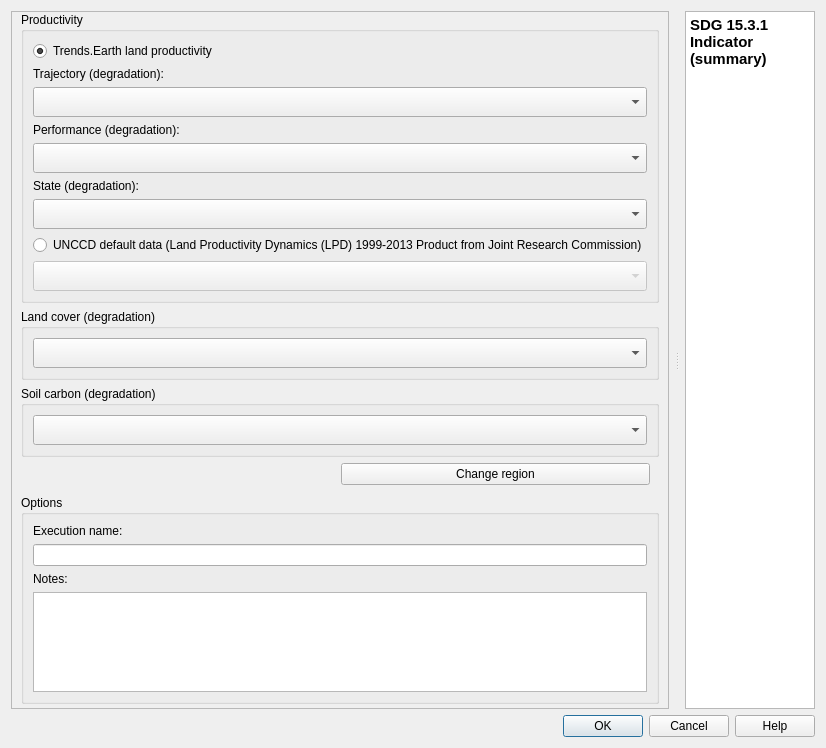
The window that LDMP/gui/DlgCalculateLDNSummaryTableAdmin.ui (ConservationInternational/trends.earth) describes before a commit, drawn with Qt 5.
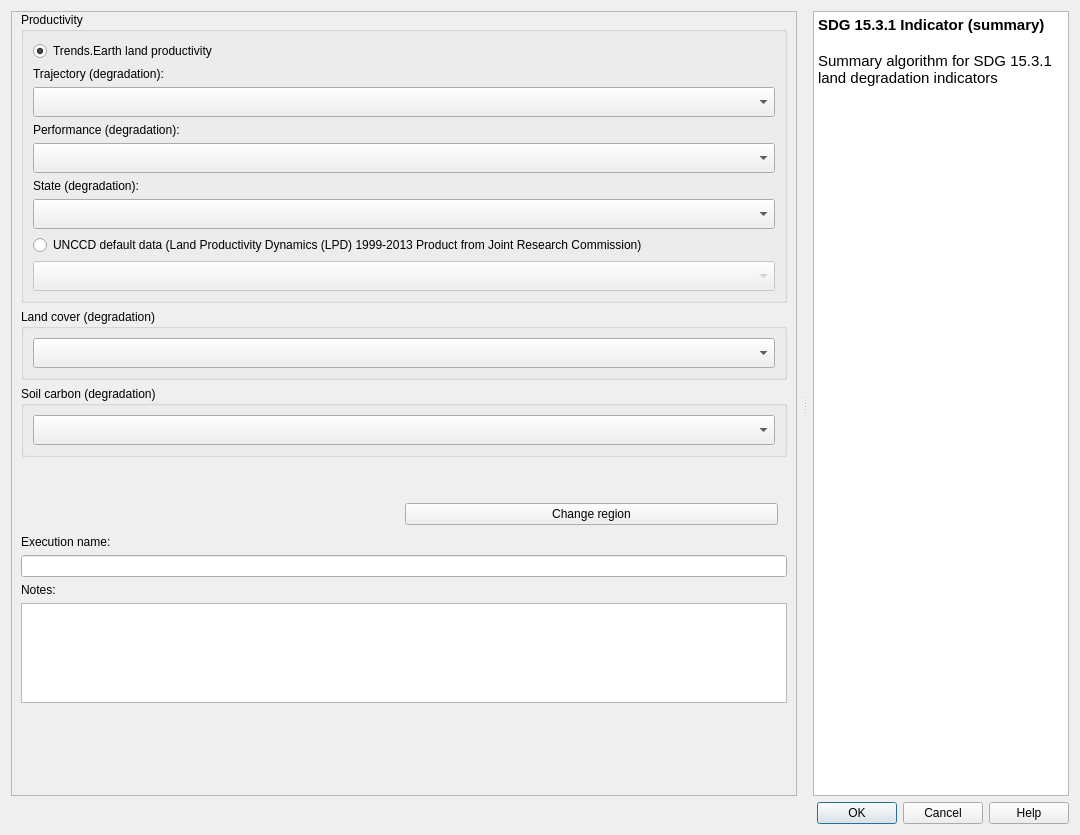
The same window after the commit. Custom widgets are drawn as their Qt base class.

Commit message: using only one group box on all algorithms execution dialogs

```diff
--- a/LDMP/gui/DlgCalculateLDNSummaryTableAdmin.ui
+++ b/LDMP/gui/DlgCalculateLDNSummaryTableAdmin.ui
@@ -6,8 +6,8 @@
    <rect>
     <x>0</x>
     <y>0</y>
-    <width>826</width>
-    <height>658</height>
+    <width>1080</width>
+    <height>835</height>
    </rect>
   </property>
   <property name="sizePolicy">
@@ -421,15 +421,6 @@
         </layout>
        </item>
        <item>
-        <widget class="QgsCollapsibleGroupBox" name="options_group">
-         <property name="title">
-          <string>Options</string>
-         </property>
-         <property name="collapsed">
-          <bool>true</bool>
-         </property>
-         <layout class="QVBoxLayout" name="verticalLayout_2">
-          <item>
            <widget class="QLabel" name="execution_name_la">
             <property name="text">
              <string>Execution name:</string>
@@ -468,9 +459,6 @@
             </property>
            </widget>
           </item>
-         </layout>
-        </widget>
-       </item>
        <item>
         <spacer name="verticalSpacer_2">
          <property name="orientation">
@@ -503,7 +491,7 @@
 &lt;/style&gt;&lt;/head&gt;&lt;body style=&quot; font-family:'Ubuntu'; font-size:11pt; font-weight:400; font-style:normal;&quot;&gt;
 &lt;p style=&quot; margin-top:0px; margin-bottom:0px; margin-left:0px; margin-right:0px; -qt-block-indent:0; text-indent:0px;&quot;&gt;&lt;span style=&quot; font-weight:600;&quot;&gt;SDG 15.3.1 Indicator (summary)&lt;/span&gt;&lt;/p&gt;
 &lt;p style=&quot;-qt-paragraph-type:empty; margin-top:0px; margin-bottom:0px; margin-left:0px; margin-right:0px; -qt-block-indent:0; text-indent:0px; font-weight:600;&quot;&gt;&lt;br /&gt;&lt;/p&gt;
-&lt;p style=&quot;-qt-paragraph-type:empty; margin-top:0px; margin-bottom:0px; margin-left:0px; margin-right:0px; -qt-block-indent:0; text-indent:0px;&quot;&gt;&lt;br /&gt;&lt;/p&gt;&lt;/body&gt;&lt;/html&gt;</string>
+&lt;p style=&quot; margin-top:0px; margin-bottom:0px; margin-left:0px; margin-right:0px; -qt-block-indent:0; text-indent:0px;&quot;&gt;Summary algorithm for SDG 15.3.1 land degradation indicators&lt;/p&gt;&lt;/body&gt;&lt;/html&gt;</string>
       </property>
       <property name="openExternalLinks">
        <bool>true</bool>
@@ -527,22 +515,16 @@
   </layout>
  </widget>
  <customwidgets>
-  <customwidget>
-   <class>QgsCollapsibleGroupBox</class>
-   <extends>QGroupBox</extends>
-   <header>qgis.gui</header>
-   <container>1</container>
-  </customwidget>
-  <customwidget>
-   <class>WidgetDataIOSelectTELayerExisting</class>
-   <extends>QComboBox</extends>
-   <header>LDMP/data_io</header>
-  </customwidget>
   <customwidget>
    <class>WidgetDataIOSelectTELayerImport</class>
    <extends>QComboBox</extends>
    <header>LDMP/data_io.h</header>
   </customwidget>
+  <customwidget>
+   <class>WidgetDataIOSelectTELayerExisting</class>
+   <extends>QComboBox</extends>
+   <header>LDMP/data_io</header>
+  </customwidget>
  </customwidgets>
  <resources/>
  <connections>
```
Lines whose indentation alone changed are shown as unchanged. The commit also changes 11 other files.
